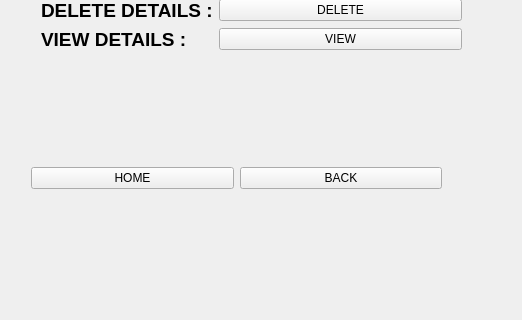
Old version of the form adminstudent_edit.ui in the repository Shasank12345/QT_PROJECT; both pictures show x 130 to 652 and y 190 to 510 of the 764 by 510 pixel window.
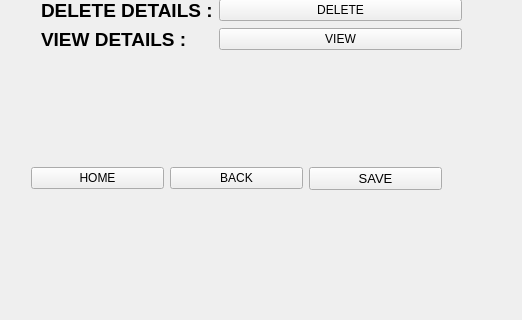
New version of the form. Icons and pictures are not drawn.

Diff of the .ui file:
```diff
--- a/adminstudent_edit.ui
+++ b/adminstudent_edit.ui
@@ -190,6 +190,21 @@
         </property>
        </widget>
       </item>
+      <item>
+       <widget class="QPushButton" name="save1_2">
+        <property name="font">
+         <font>
+          <pointsize>10</pointsize>
+         </font>
+        </property>
+        <property name="styleSheet">
+         <string notr="true">color: rgb(0, 0, 0);</string>
+        </property>
+        <property name="text">
+         <string>SAVE</string>
+        </property>
+       </widget>
+      </item>
      </layout>
     </widget>
    </widget>
```
Left out of the diff: 4 changed lines with no effect on the pictures.
